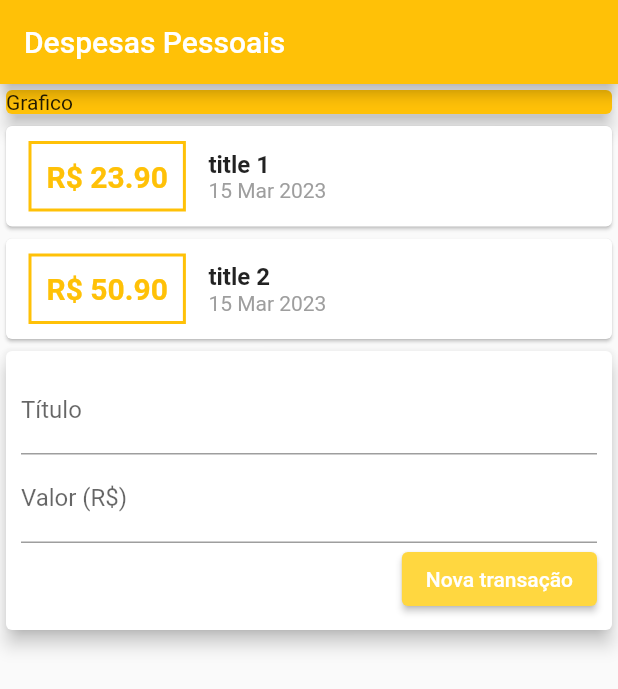
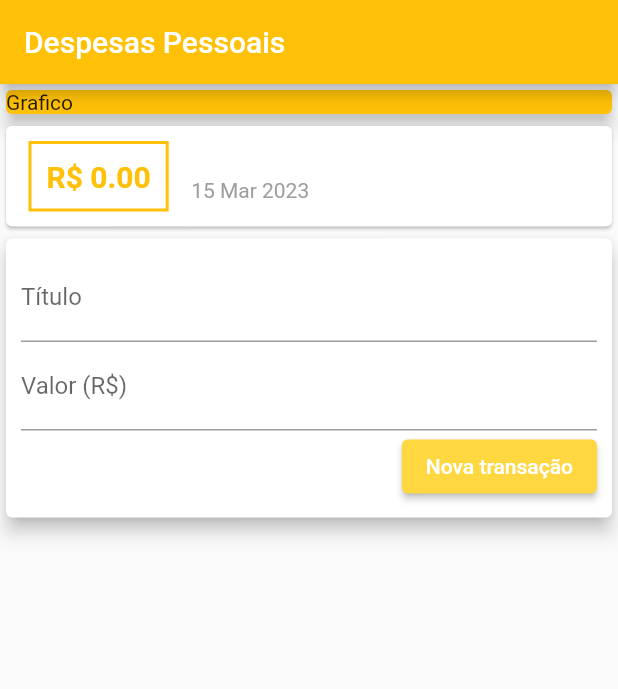
Before and after one commit to renansantos07/learning_flutter, a Flutter app: the screen it shows after launch, after a tap on "Nova transação", on a phone screen of 412 x 824 dp. Shown: the top 689 px of the screen. Run offline on Flutter 3.47's test engine with Material 2 defaults, Android fonts, the phone set to English and light mode, and no system bars; missing offline and left inert: dart:ffi.

Commit message:
adicionando transação atravês do formulário

```diff
--- a/ryc_expenses/lib/components/transaction_form.dart
+++ b/ryc_expenses/lib/components/transaction_form.dart
@@ -1,10 +1,11 @@
 import 'package:flutter/material.dart';
 
 class TransactionForm extends StatelessWidget {
-  TransactionForm({super.key});
-
   final TextEditingController _titleController = TextEditingController();
   final TextEditingController _valueController = TextEditingController();
+  final void Function(String, double) _addTransaction;
+
+  TransactionForm(this._addTransaction);
 
   @override
   Widget build(BuildContext context) {
@@ -30,7 +31,10 @@ class TransactionForm extends StatelessWidget {
               mainAxisAlignment: MainAxisAlignment.end,
               children: <Widget>[
                 ElevatedButton(
-                  onPressed: () {},
+                  onPressed: () => _addTransaction(
+                    _titleController.text,
+                    double.tryParse(_valueController.text) ?? 0,
+                  ),
                   style: ElevatedButton.styleFrom(
                     backgroundColor: Colors.amberAccent,
                   ),
--- a/ryc_expenses/lib/components/transaction_user.dart
+++ b/ryc_expenses/lib/components/transaction_user.dart
@@ -1,3 +1,5 @@
+import 'dart:math';
+
 import 'package:flutter/material.dart';
 import 'package:ryc_expenses/components/transaction_form.dart';
 import 'package:ryc_expenses/components/transaction_list.dart';
@@ -11,27 +13,27 @@ class TransactionUser extends StatefulWidget {
 }
 
 class _TransactionUserState extends State<TransactionUser> {
-  final List<Transaction> _transactions = [
-    Transaction(
-      id: "t1",
-      title: "title 1",
-      value: 23.90,
+  final List<Transaction> _transactions = [];
+
+  _addTransaction(String title, double value) {
+    final newTransaction = Transaction(
+      id: Random().nextDouble().toString(),
+      title: title,
+      value: value,
       date: DateTime.now(),
-    ),
-    Transaction(
-      id: "t2",
-      title: "title 2",
-      value: 50.90,
-      date: DateTime.now(),
-    ),
-  ];
+    );
+
+    setState(() {
+      _transactions.add(newTransaction);
+    });
+  }
 
   @override
   Widget build(BuildContext context) {
     return Column(
       children: <Widget>[
         TransactionList(_transactions),
-        TransactionForm(),
+        TransactionForm(_addTransaction),
       ],
     );
   }
```
